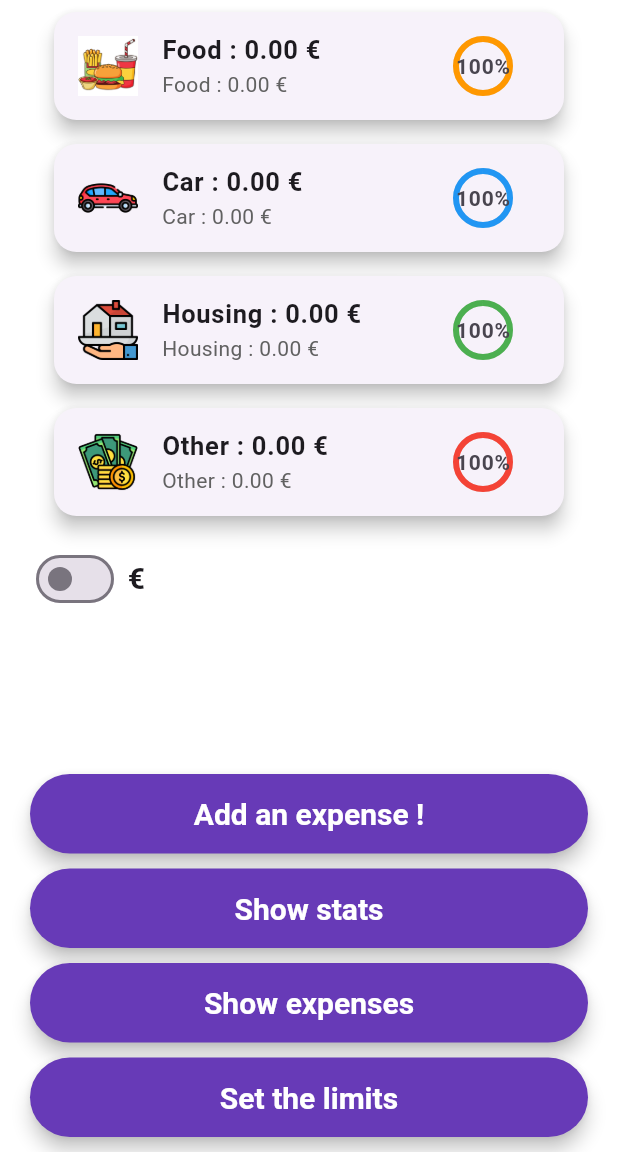
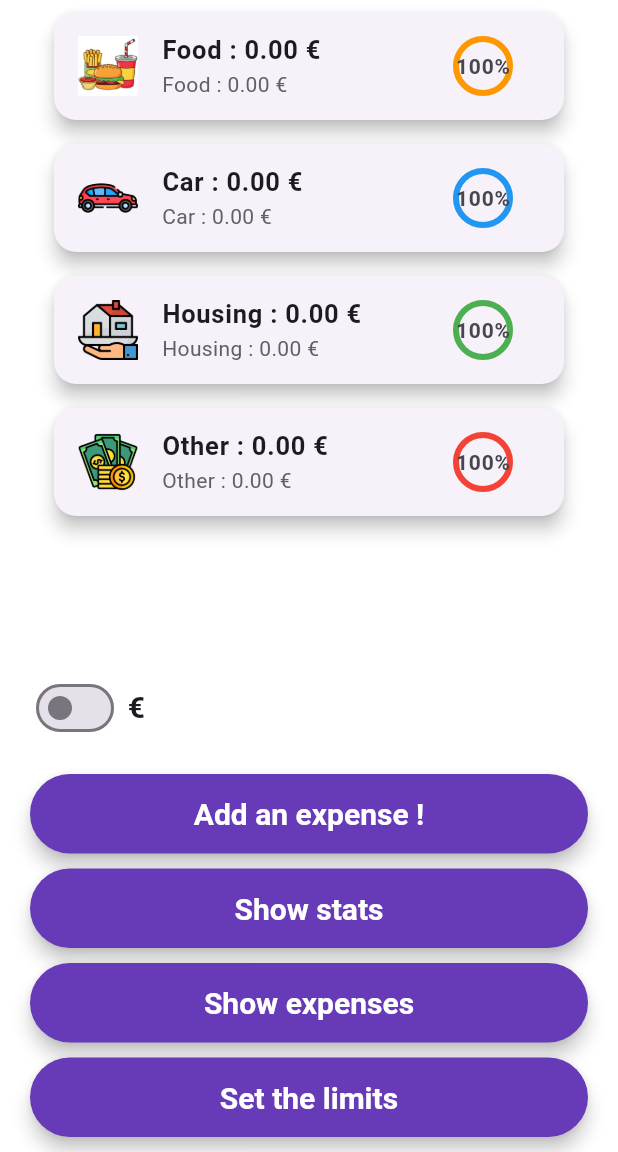
Before and after one commit to mathys-sansus/moulaManager, a Flutter app: the screen it shows after launch, on a phone screen of 412 x 824 dp, the part 84-1236 px from its top. Run offline on Flutter 3.47's test engine with Material 3 defaults, Android fonts, the phone set to English and light mode, and no system bars; our stand-ins replace fl_chart, sqflite; accounts and stored records are empty; generated files the repository leaves out were written again.

Commit message:
page menu fixation du witch en bas

```diff
--- a/lib/pages/menu.dart
+++ b/lib/pages/menu.dart
@@ -51,7 +51,18 @@ class _MenuState extends State<Menu> {
                         database: DepenseDatabase.instance
                     ),
                     SizedBox(height: 10),
-                    Row(
+                  ],
+                ),
+              ),
+            ),
+
+            // Partie basse (fixe en bas)
+            Column(
+              children: [
+                // Le Switch fixé en bas
+                Padding(
+                  padding: const EdgeInsets.symmetric(horizontal: 20),
+                  child: Row(
                     mainAxisAlignment: MainAxisAlignment.start,
                     children: [
                       Switch(
@@ -65,12 +76,10 @@ class _MenuState extends State<Menu> {
                       ),
                     ],
                   ),
-                  ],
                 ),
-              ),
-            ),
+                SizedBox(height: 10),
 
-            // Partie basse (fixe en bas)
+                // Les boutons sous le Switch
                 Padding(
                   padding: const EdgeInsets.symmetric(horizontal: 20, vertical: 10),
                   child: Column(
@@ -135,6 +144,8 @@ class _MenuState extends State<Menu> {
                 ),
               ],
             ),
+          ],
+        ),
       ),
     );
   }
```
Lines whose indentation alone changed are shown as unchanged.
